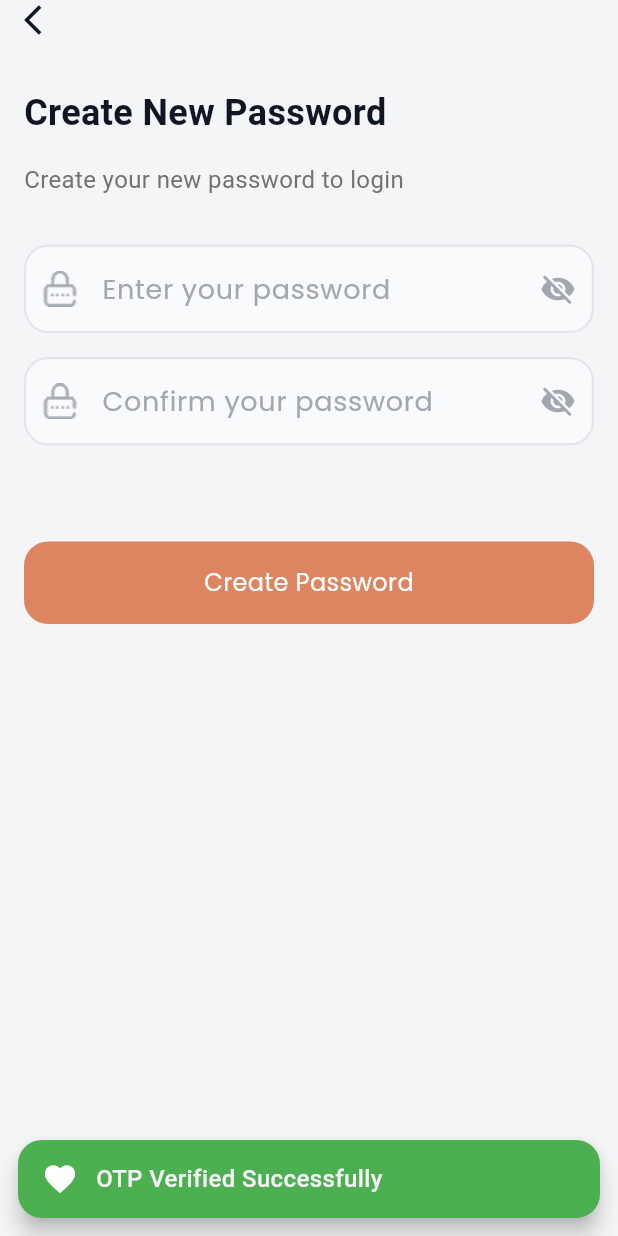
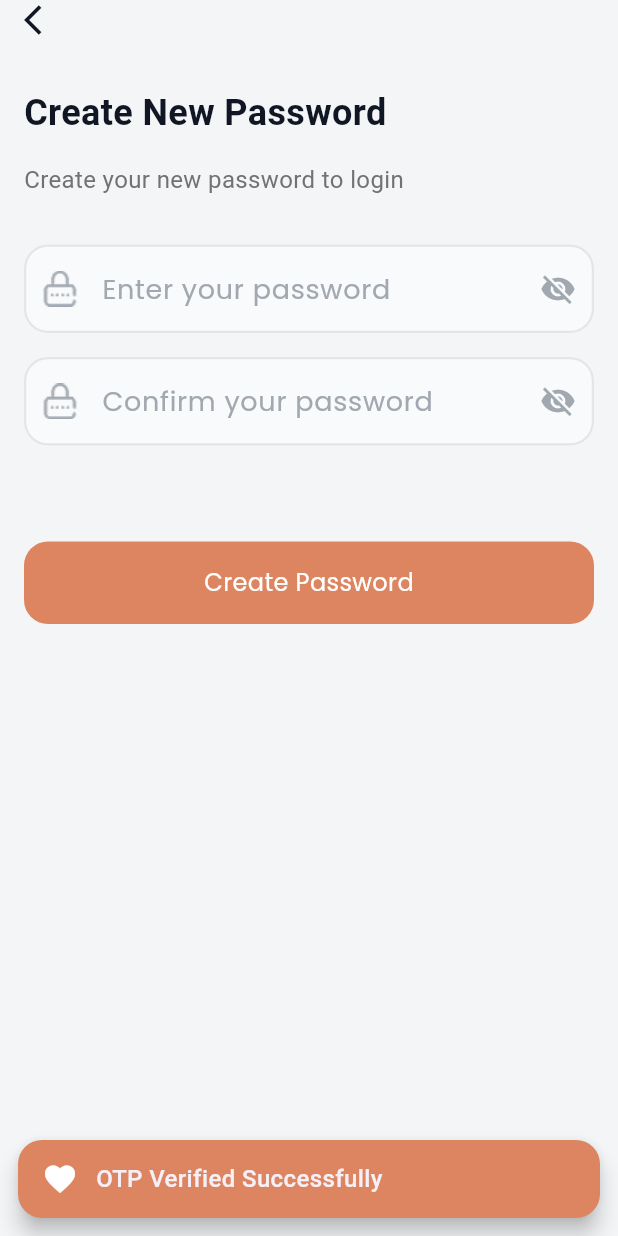
Before and after one commit to MahmoudDahy11/suits, a Flutter app: the OtpResetPasswordView screen opened by its route, after a tap on "Verify", on a phone screen of 412 x 824 dp. Run offline on Flutter 3.47's test engine with Material 3 defaults, Android fonts, the phone set to English and light mode, and no system bars; our stand-ins replace awesome_dialog, bloc, cached_network_image, cloud_firestore, dartz, dio and 14 more; missing offline and left inert: cloudinary_public, mailer; accounts and stored records are empty; Roboto replaces fonts that are missing (Inter_28pt).

Commit message:
change basic color

```diff
--- a/lib/core/helper/show_snak_bar.dart
+++ b/lib/core/helper/show_snak_bar.dart
@@ -1,11 +1,12 @@
 import 'package:flutter/material.dart';
+import 'package:suits/core/constant/app_constant.dart';
 
 /*
  * showSnakBar function
  * displays a custom styled SnackBar with a given message in the provided context
  */
 void showSnakBar(BuildContext context, String message, {bool isError = false}) {
-  final color = isError ? Colors.redAccent : Colors.green;
+  final color = isError ? Colors.redAccent :const Color(primaryColor);
 
   ScaffoldMessenger.of(context).showSnackBar(
     SnackBar(
```
